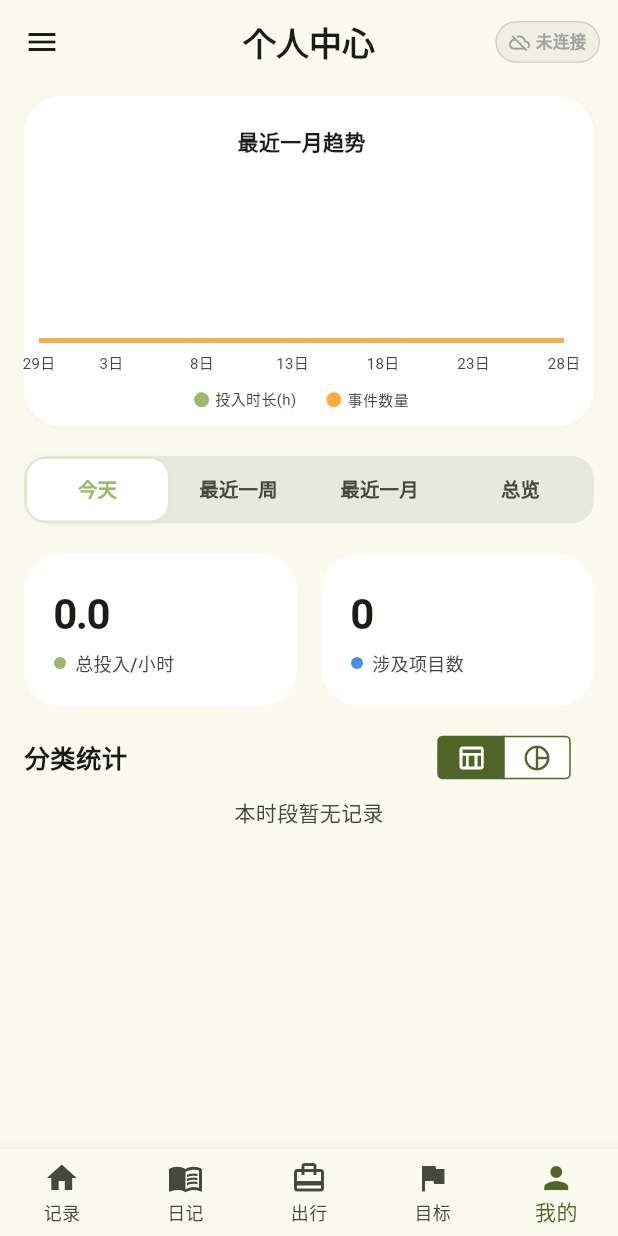
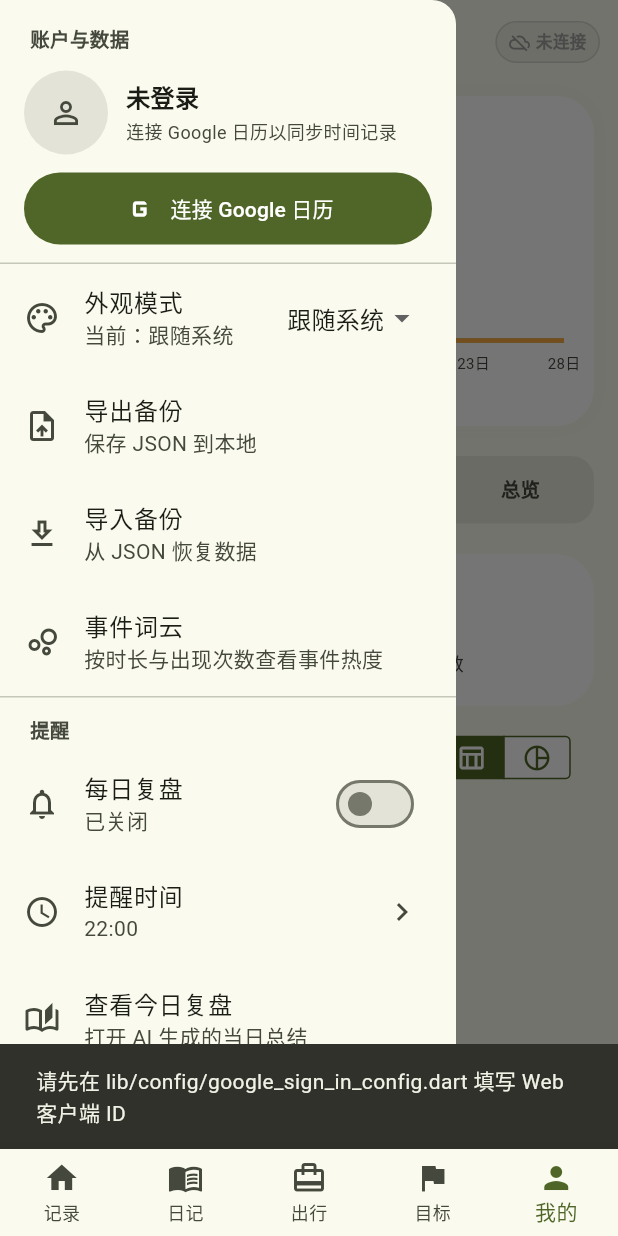
Before and after one commit to aurura12/TimeManager, a Flutter app: the screen it shows after launch, item 5 of the bottom bar chosen, in the side drawer, after a tap on "连接 Google 日历", on a phone screen of 412 x 824 dp. Run offline on Flutter 3.47's test engine with Material 3 defaults, Android fonts, the phone set to English and light mode, and no system bars; drawn by our look-alikes of fl_chart; our stand-ins replace file_picker, flutter_local_notifications, flutter_secure_storage, flutter_slidable, flutter_timezone, google_sign_in and 5 more; missing offline and left inert: android_alarm_manager_plus, extension_google_sign_in_as_googleapis_auth, googleapis, home_widget; accounts and stored records are empty.

Commit message:
更新谷歌日历依赖

```diff
--- a/lib/services/google_calendar_service.dart
+++ b/lib/services/google_calendar_service.dart
@@ -2,6 +2,7 @@ import 'package:google_sign_in/google_sign_in.dart';
 import 'package:googleapis/calendar/v3.dart' as calendar;
 import 'package:extension_google_sign_in_as_googleapis_auth/extension_google_sign_in_as_googleapis_auth.dart';
 import 'package:logger/logger.dart';
+import '../config/google_sign_in_config.dart';
 import '../models/time_slot.dart';
 import '../models/calendar_block.dart';
 
@@ -12,29 +13,51 @@ class GoogleCalendarService {
   static final GoogleSignIn _googleSignIn = GoogleSignIn.instance;
   static GoogleSignInAccount? _currentUser;
   static bool _initialized = false;
+  static String? _lastLoginError;
+
+  static bool get isConfigured => GoogleSignInConfig.serverClientId.trim().isNotEmpty;
+  static String? get lastLoginError => _lastLoginError;
 
   static Future<void> _ensureInitialized() async {
     if (_initialized) return;
-    await _googleSignIn.initialize();
-    _googleSignIn.authenticationEvents.listen((event) {
-      if (event is GoogleSignInAuthenticationEventSignIn) {
-        _currentUser = event.user;
-      } else if (event is GoogleSignInAuthenticationEventSignOut) {
-        _currentUser = null;
-      }
-    });
+    final serverClientId = GoogleSignInConfig.serverClientId.trim();
+    if (serverClientId.isEmpty) {
+      throw StateError(
+        '未配置 Google Web 客户端 ID，请复制 lib/config/google_sign_in_config.example.dart '
+        '为 google_sign_in_config.dart 并填写 serverClientId',
+      );
+    }
+    await _googleSignIn.initialize(serverClientId: serverClientId);
+    _googleSignIn.authenticationEvents.listen(
+      (event) {
+        if (event is GoogleSignInAuthenticationEventSignIn) {
+          _currentUser = event.user;
+        } else if (event is GoogleSignInAuthenticationEventSignOut) {
+          _currentUser = null;
+        }
+      },
+      onError: (error, stack) {
+        _logger.e('Google 登录状态流错误: $error', stackTrace: stack);
+      },
+    );
     _initialized = true;
   }
 
   // 申请日历事件读写权限
   static Future<GoogleSignInAccount?> login() async {
-    await _ensureInitialized();
+    _lastLoginError = null;
     try {
+      await _ensureInitialized();
       final account = await _googleSignIn.authenticate(scopeHint: _scopes);
       _currentUser = account;
       await account.authorizationClient.authorizeScopes(_scopes);
       return account;
+    } on GoogleSignInException catch (e) {
+      _lastLoginError = e.description ?? e.toString();
+      _logger.e("Google 登录失败: $e");
+      return null;
     } catch (e) {
+      _lastLoginError = e.toString();
       _logger.e("Google 登录失败: $e");
       return null;
     }
--- a/lib/widgets/profile_settings_drawer.dart
+++ b/lib/widgets/profile_settings_drawer.dart
@@ -416,10 +416,32 @@ class _ProfileSettingsDrawerState extends State<ProfileSettingsDrawer> {
                 padding: const EdgeInsets.symmetric(vertical: 12),
               ),
               onPressed: () async {
-                await GoogleCalendarService.login();
+                if (!GoogleCalendarService.isConfigured) {
+                  if (!context.mounted) return;
+                  ScaffoldMessenger.of(context).showSnackBar(
+                    const SnackBar(
+                      content: Text(
+                        '请先在 lib/config/google_sign_in_config.dart 填写 Web 客户端 ID',
+                      ),
+                    ),
+                  );
+                  return;
+                }
+                final account = await GoogleCalendarService.login();
+                if (!context.mounted) return;
+                if (account == null) {
+                  ScaffoldMessenger.of(context).showSnackBar(
+                    SnackBar(
+                      content: Text(
+                        GoogleCalendarService.lastLoginError ?? 'Google 登录失败',
+                      ),
+                    ),
+                  );
+                  return;
+                }
                 provider.synchronizeCalendar();
                 widget.onChanged();
-                if (context.mounted) Navigator.pop(context);
+                Navigator.pop(context);
               },
             ),
           ),
```
Also changed, not shown: 2 other files.
